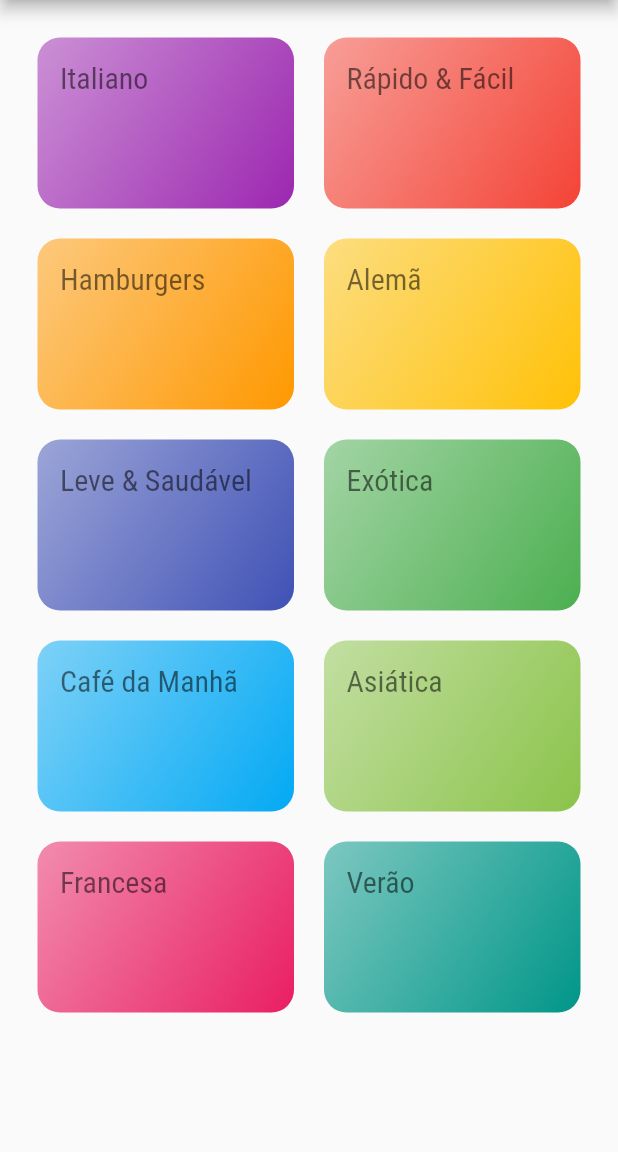
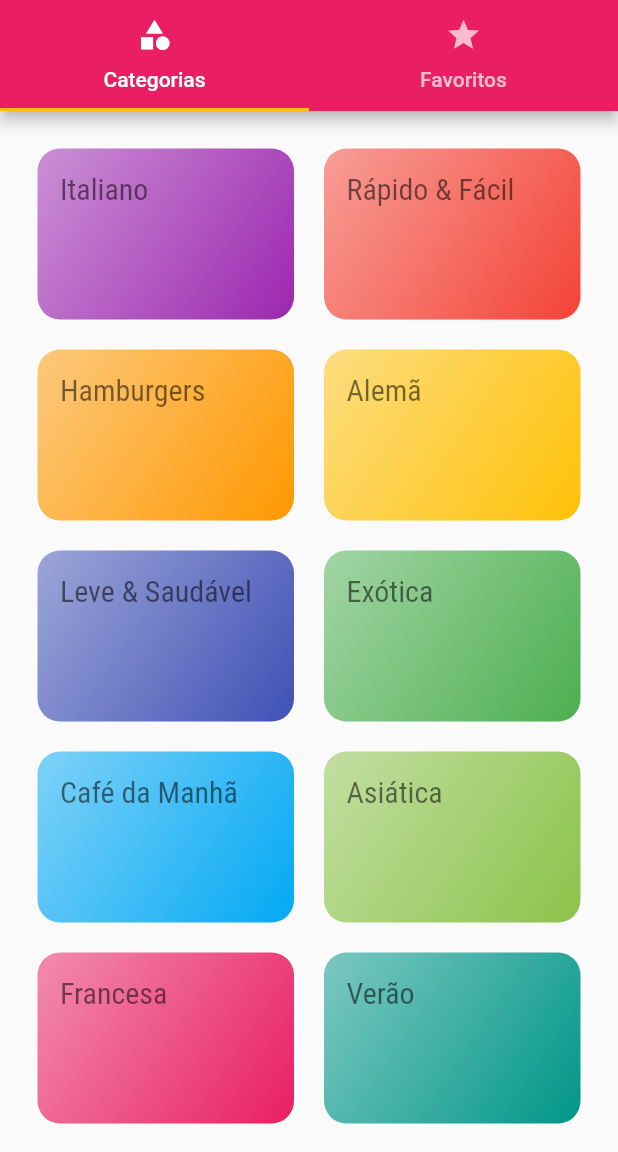
Before and after one commit to andersonmmendes/curso-flutter-meals, a Flutter app: the screen it shows after launch, on a phone screen of 412 x 824 dp, the part 84-1236 px from its top. Run offline on Flutter 3.47's test engine with Material 2 defaults, Android fonts, the phone set to English and light mode, and no system bars.

Commit message:
Aula 196 - Finalizda

```diff
--- a/lib/main.dart
+++ b/lib/main.dart
@@ -1,7 +1,7 @@
 import 'package:flutter/material.dart';
-import 'package:meals/screens/categories.dart';
 import 'package:meals/screens/categories_meals_screen.dart';
 import 'package:meals/screens/meal_detail_screen.dart';
+import 'package:meals/screens/tabs_screen.dart';
 import 'package:meals/utils/app_routes.dart';
 
 void main() => runApp(const MyApp());
@@ -30,7 +30,7 @@ class MyApp extends StatelessWidget {
         ),
       ),
       routes: {
-        AppRoutes.HOME: (ctx) => CategoriesScreen(),
+        AppRoutes.HOME: (ctx) => TabsScreen(),
         AppRoutes.CATEGORIES_MEALS: (ctx) => CategoriesMealsScreen(),
         AppRoutes.MEAL_DETAIL: (ctx) => MealDetailScreen(),
       },
--- a/lib/screens/categories.dart
+++ b/lib/screens/categories.dart
@@ -7,11 +7,7 @@ class CategoriesScreen extends StatelessWidget {
 
   @override
   Widget build(BuildContext context) {
-    return Scaffold(
-      appBar: AppBar(
-        title: const Text('Vamos Cozinhar?'),
-      ),
-      body: GridView(
+    return GridView(
       padding: const EdgeInsets.all(25),
       gridDelegate: const SliverGridDelegateWithMaxCrossAxisExtent(
         maxCrossAxisExtent: 200,
@@ -22,7 +18,6 @@ class CategoriesScreen extends StatelessWidget {
       children: DUMMY_CATEGORIES.map((cat) {
         return CategoryItem(cat);
       }).toList(),
-      ),
     );
   }
 }
--- /dev/null
+++ b/lib/screens/favorite_screen.dart
@@ -0,0 +1,12 @@
+import 'package:flutter/material.dart';
+
+class FavoriteScreen extends StatelessWidget {
+  const FavoriteScreen({Key? key}) : super(key: key);
+
+  @override
+  Widget build(BuildContext context) {
+    return const Center(
+      child: Text('Minhas comidas favoritas'),
+    );
+  }
+}
--- /dev/null
+++ b/lib/screens/tabs_screen.dart
@@ -0,0 +1,37 @@
+import 'package:flutter/material.dart';
+import 'package:meals/screens/categories.dart';
+import 'package:meals/screens/favorite_screen.dart';
+
+class TabsScreen extends StatelessWidget {
+  const TabsScreen({Key? key}) : super(key: key);
+
+  @override
+  Widget build(BuildContext context) {
+    return DefaultTabController(
+      length: 2,
+      child: Scaffold(
+        appBar: AppBar(
+          title: const Text('Vamos Cozinhar?'),
+          bottom: const TabBar(
+            tabs: [
+              Tab(
+                icon: Icon(Icons.category),
+                text: 'Categorias',
+              ),
+              Tab(
+                icon: Icon(Icons.star),
+                text: 'Favoritos',
+              )
+            ],
+          ),
+        ),
+        body: const TabBarView(
+          children: [
+            CategoriesScreen(),
+            FavoriteScreen(),
+          ],
+        ),
+      ),
+    );
+  }
+}
```
Lines whose indentation alone changed are shown as unchanged.
